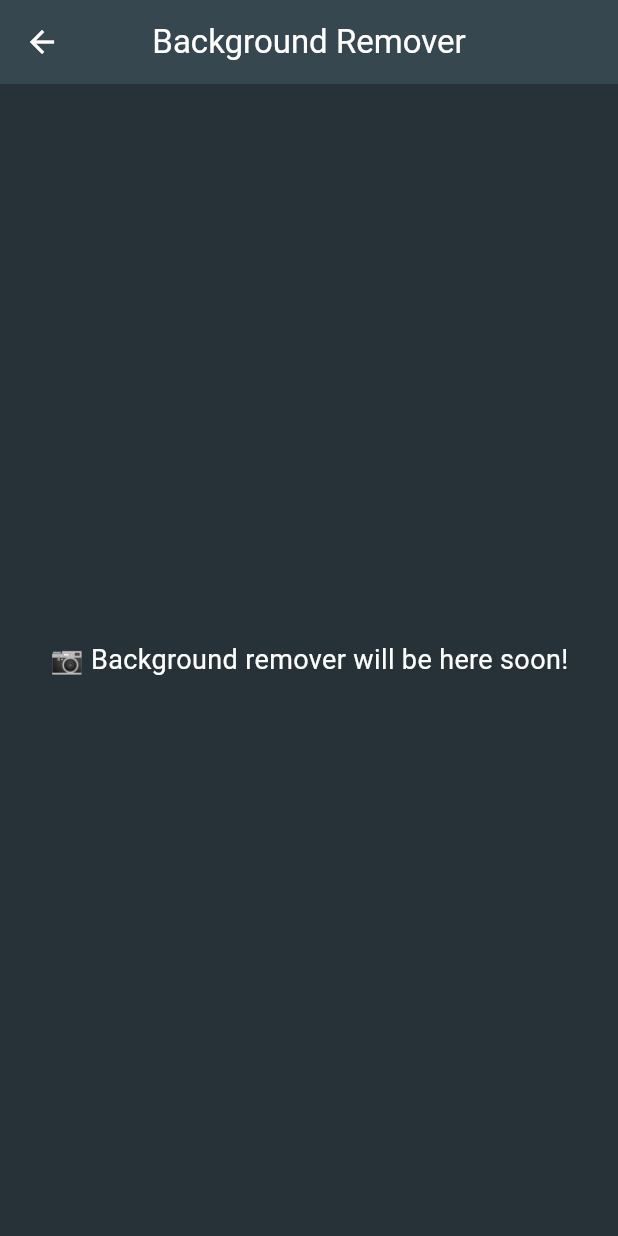
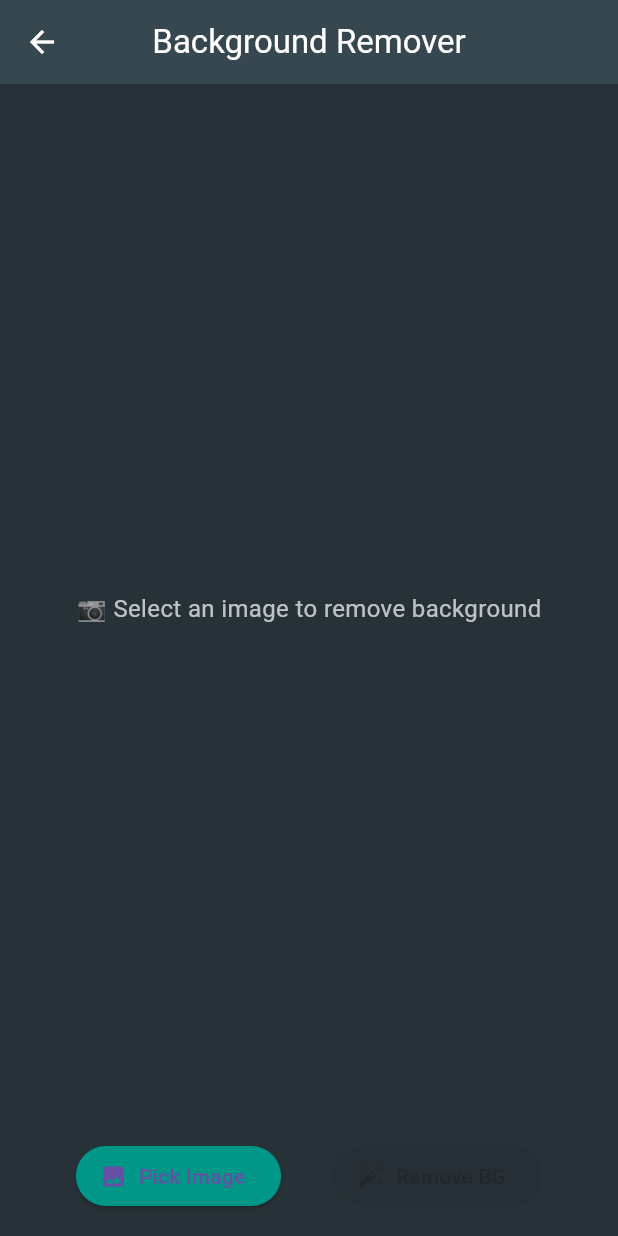
Before and after one commit to muhammadhassanmahar/Background-Remover-App, a Flutter app: the BackgroundRemoverScreen screen opened by its route, on a phone screen of 412 x 824 dp. Run offline on Flutter 3.47's test engine with Material 3 defaults, Android fonts, the phone set to English and light mode, and no system bars; our stand-ins replace image_picker.

Commit message:
your commit message

```diff
--- a/lib/screens/background_remover_screen.dart
+++ b/lib/screens/background_remover_screen.dart
@@ -1,7 +1,54 @@
+import 'dart:io';
+import 'dart:typed_data';
 import 'package:flutter/material.dart';
+import 'package:image_picker/image_picker.dart';
+import '../services/api_service.dart';
 
-class BackgroundRemoverScreen extends StatelessWidget {
+class BackgroundRemoverScreen extends StatefulWidget {
   const BackgroundRemoverScreen({super.key});
+
+  @override
+  State<BackgroundRemoverScreen> createState() => _BackgroundRemoverScreenState();
+}
+
+class _BackgroundRemoverScreenState extends State<BackgroundRemoverScreen> {
+  File? _selectedImage;
+  Uint8List? _outputImage;
+  bool _isLoading = false;
+
+  /// Pick image from gallery
+  Future<void> _pickImage() async {
+    final picker = ImagePicker();
+    final picked = await picker.pickImage(source: ImageSource.gallery);
+    if (picked != null) {
+      setState(() {
+        _selectedImage = File(picked.path);
+        _outputImage = null; // reset old result
+      });
+    }
+  }
+
+  /// Remove background using API
+  Future<void> _removeBackground() async {
+    if (_selectedImage == null) return;
+
+    setState(() => _isLoading = true);
+
+    final result = await ApiService.removeBackground(_selectedImage!);
+
+    if (!mounted) return; // 👈 fixes use_build_context_synchronously
+
+    setState(() {
+      _outputImage = result;
+      _isLoading = false;
+    });
+
+    if (result == null) {
+      ScaffoldMessenger.of(context).showSnackBar(
+        const SnackBar(content: Text("Failed to remove background")),
+      );
+    }
+  }
 
   @override
   Widget build(BuildContext context) {
@@ -12,10 +59,53 @@ class BackgroundRemoverScreen extends StatelessWidget {
         centerTitle: true,
         backgroundColor: Colors.blueGrey[800],
       ),
-      body: const Center(
-        child: Text(
-          "📷 Background remover will be here soon!",
-          style: TextStyle(color: Colors.white, fontSize: 18),
+      body: Padding(
+        padding: const EdgeInsets.all(16),
+        child: Column(
+          children: [
+            // Show selected or output image
+            Expanded(
+              child: Center(
+                child: _isLoading
+                    ? const CircularProgressIndicator(
+                        valueColor: AlwaysStoppedAnimation<Color>(Colors.white),
+                      )
+                    : _outputImage != null
+                        ? Image.memory(_outputImage!)
+                        : _selectedImage != null
+                            ? Image.file(_selectedImage!)
+                            : const Text(
+                                "📷 Select an image to remove background",
+                                style: TextStyle(color: Colors.white70, fontSize: 16),
+                              ),
+              ),
+            ),
+
+            const SizedBox(height: 20),
+
+            // Buttons
+            Row(
+              mainAxisAlignment: MainAxisAlignment.spaceEvenly,
+              children: [
+                ElevatedButton.icon(
+                  style: ElevatedButton.styleFrom(
+                    backgroundColor: Colors.teal,
+                  ),
+                  onPressed: _pickImage,
+                  icon: const Icon(Icons.image),
+                  label: const Text("Pick Image"),
+                ),
+                ElevatedButton.icon(
+                  style: ElevatedButton.styleFrom(
+                    backgroundColor: Colors.deepOrange,
+                  ),
+                  onPressed: _selectedImage != null ? _removeBackground : null,
+                  icon: const Icon(Icons.auto_fix_high),
+                  label: const Text("Remove BG"),
+                ),
+              ],
+            ),
+          ],
         ),
       ),
     );
```
